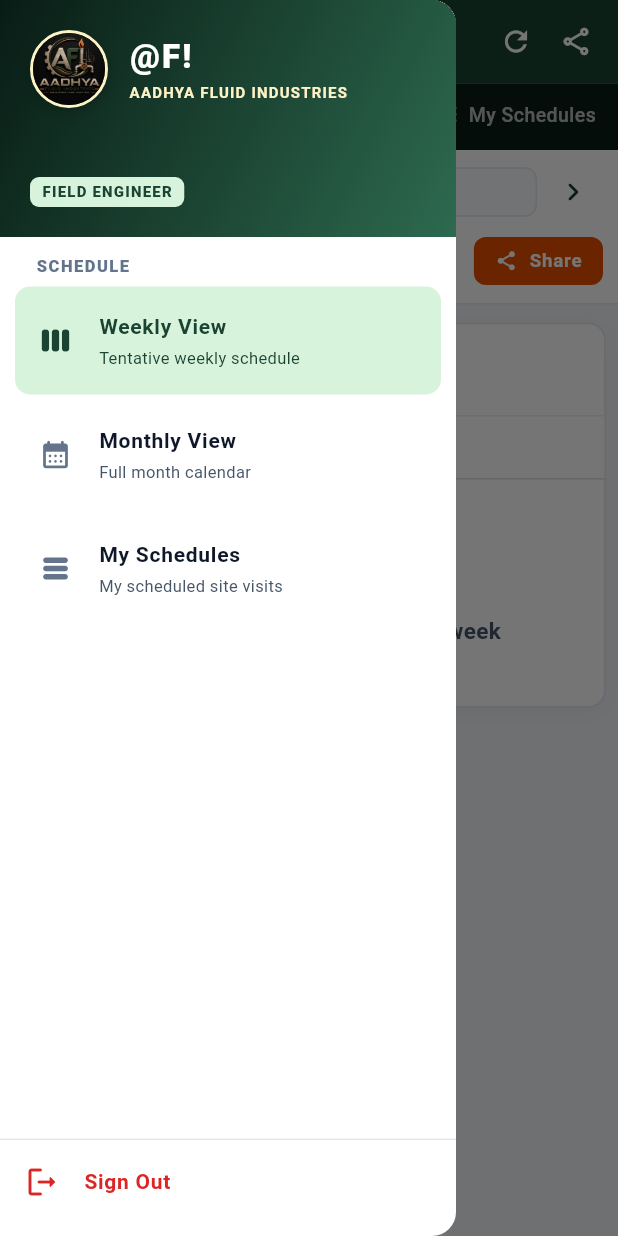
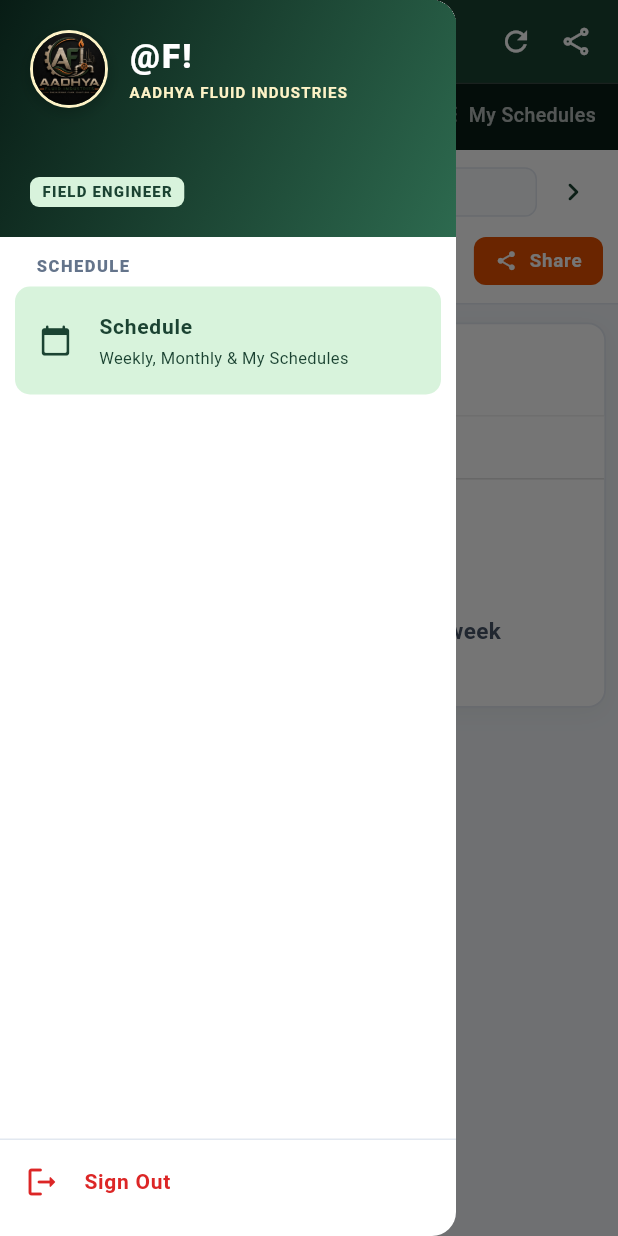
Before and after one commit to amarnathgururaghavan/afi, a Flutter app: the screen it shows once a user with an empty profile is signed in, with the side drawer open, on a phone screen of 412 x 824 dp. Run offline on Flutter 3.47's test engine with Material 3 defaults, Android fonts, the phone set to English and light mode, and no system bars; drawn by our look-alikes of screenshot; our stand-ins replace share_plus, supabase_flutter, table_calendar; missing offline and left inert: dart:html; accounts and stored records are empty.

Commit message:
Show single clean Schedule item in drawer menu, keeping 3 top tabs on screen

```diff
--- a/engineer_schedule_app/lib/screens/dashboard/dashboard_screen.dart
+++ b/engineer_schedule_app/lib/screens/dashboard/dashboard_screen.dart
@@ -702,47 +702,15 @@ class _DashboardScreenState extends State<DashboardScreen> {
                   ),
                 ),
                 _buildDrawerItem(
-                  icon: Icons.view_week_rounded,
-                  title: 'Weekly View',
-                  subtitle: 'Tentative weekly schedule',
-                  isSelected: _mainMenu == MainMenu.schedule &&
-                      _scheduleSubTab == ScheduleSubTab.weekly,
+                  icon: Icons.calendar_today_rounded,
+                  title: 'Schedule',
+                  subtitle: auth.isAdmin
+                      ? 'Weekly, Monthly & All Schedules'
+                      : 'Weekly, Monthly & My Schedules',
+                  isSelected: _mainMenu == MainMenu.schedule,
                   onTap: () {
                     Navigator.of(context).pop();
-                    setState(() {
-                      _mainMenu = MainMenu.schedule;
-                      _scheduleSubTab = ScheduleSubTab.weekly;
-                    });
-                  },
-                ),
-                _buildDrawerItem(
-                  icon: Icons.calendar_month_rounded,
-                  title: 'Monthly View',
-                  subtitle: 'Full month calendar',
-                  isSelected: _mainMenu == MainMenu.schedule &&
-                      _scheduleSubTab == ScheduleSubTab.monthly,
-                  onTap: () {
-                    Navigator.of(context).pop();
-                    setState(() {
-                      _mainMenu = MainMenu.schedule;
-                      _scheduleSubTab = ScheduleSubTab.monthly;
-                    });
-                  },
-                ),
-                _buildDrawerItem(
-                  icon: Icons.table_rows_rounded,
-                  title: auth.isAdmin ? 'All Schedules' : 'My Schedules',
-                  subtitle: auth.isAdmin
-                      ? 'Full database & filters'
-                      : 'My scheduled site visits',
-                  isSelected: _mainMenu == MainMenu.schedule &&
-                      _scheduleSubTab == ScheduleSubTab.all,
-                  onTap: () {
-                    Navigator.of(context).pop();
-                    setState(() {
-                      _mainMenu = MainMenu.schedule;
-                      _scheduleSubTab = ScheduleSubTab.all;
-                    });
+                    setState(() => _mainMenu = MainMenu.schedule);
                   },
                 ),
 
```
